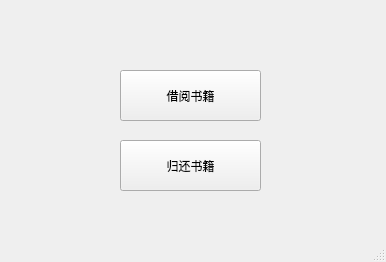
magic-xiaoi/library, file UI_window/Main_win.ui: the form before one commit.
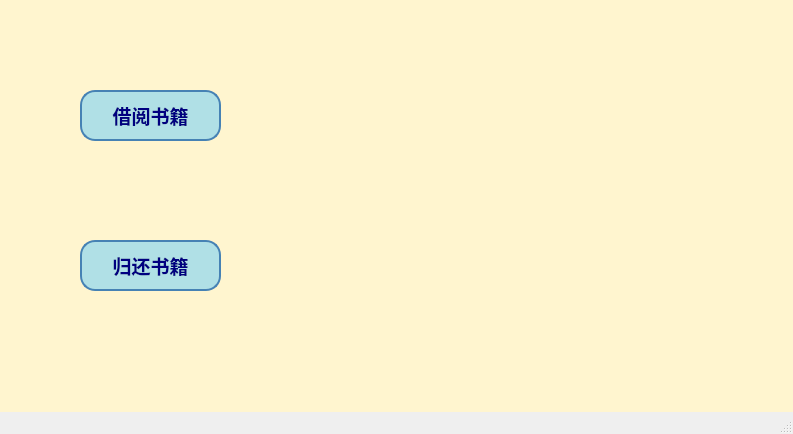
The form after the commit. Icons and pictures are not drawn.

The edit to the form file:
```diff
--- a/UI_window/Main_win.ui
+++ b/UI_window/Main_win.ui
@@ -6,23 +6,59 @@
    <rect>
     <x>0</x>
     <y>0</y>
-    <width>386</width>
-    <height>262</height>
+    <width>793</width>
+    <height>434</height>
    </rect>
   </property>
   <property name="windowTitle">
    <string>用户大厅</string>
   </property>
   <widget class="QWidget" name="centralwidget">
+   <property name="styleSheet">
+    <string notr="true">
+background-color: rgb(255, 245, 207);</string>
+   </property>
+   <widget class="QWidget" name="widget" native="true">
+    <property name="geometry">
+     <rect>
+      <x>340</x>
+      <y>50</y>
+      <width>400</width>
+      <height>300</height>
+     </rect>
+    </property>
+    <property name="styleSheet">
+     <string notr="true">background-image: url(../images/3.png);</string>
+    </property>
+   </widget>
    <widget class="QPushButton" name="pushButton_2">
     <property name="geometry">
      <rect>
-      <x>120</x>
-      <y>70</y>
+      <x>80</x>
+      <y>90</y>
       <width>141</width>
       <height>51</height>
      </rect>
     </property>
+    <property name="styleSheet">
+     <string notr="true">
+      QPushButton {
+          background-color: #b0e0e6; /* 按钮背景颜色 - 淡蓝色 */
+          color: #000080;
+          font-size: 14pt;
+          font-weight: bold;
+          border: 2px solid #4682b4;
+          border-radius: 15px; /* 圆角效果 */
+      }
+      QPushButton:hover {
+          background-color: #87cefa; /* 悬停时颜色 - 亮蓝色 */
+          color: #ffffff;
+      }
+      QPushButton:pressed {
+          background-color: #6495ed; /* 按下时颜色 - 深蓝色 */
+      }
+     </string>
+    </property>
     <property name="text">
      <string>借阅书籍</string>
     </property>
@@ -30,12 +66,31 @@
    <widget class="QPushButton" name="pushButton_3">
     <property name="geometry">
      <rect>
-      <x>120</x>
-      <y>140</y>
+      <x>80</x>
+      <y>240</y>
       <width>141</width>
       <height>51</height>
      </rect>
     </property>
+    <property name="styleSheet">
+     <string notr="true">
+      QPushButton {
+          background-color: #b0e0e6; /* 按钮背景颜色 - 淡蓝色 */
+          color: #000080;
+          font-size: 14pt;
+          font-weight: bold;
+          border: 2px solid #4682b4;
+          border-radius: 15px; /* 圆角效果 */
+      }
+      QPushButton:hover {
+          background-color: #87cefa; /* 悬停时颜色 - 亮蓝色 */
+          color: #ffffff;
+      }
+      QPushButton:pressed {
+          background-color: #6495ed; /* 按下时颜色 - 深蓝色 */
+      }
+     </string>
+    </property>
     <property name="text">
      <string>归还书籍</string>
     </property>
```
